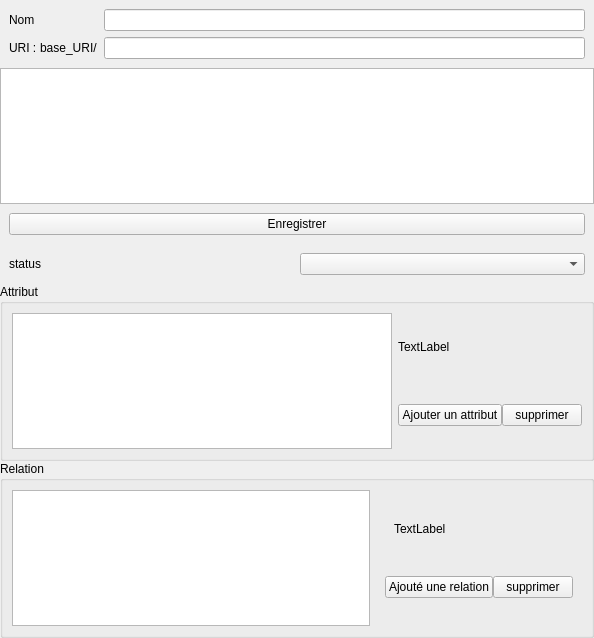
Above: charactersDB/src/ui/ui_files/char_form.ui from GaelPICOT/charactersDB before the change. Below: the same form after it.
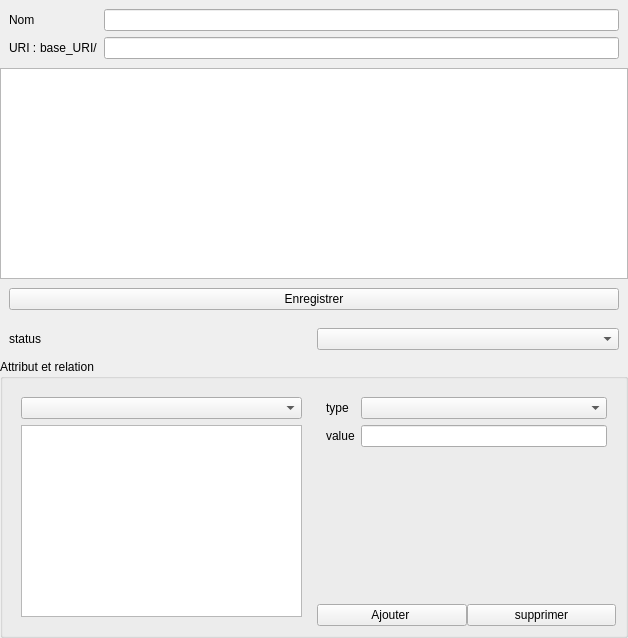
That is the form after the change.

Patch:
```diff
--- a/charactersDB/src/ui/ui_files/char_form.ui
+++ b/charactersDB/src/ui/ui_files/char_form.ui
@@ -6,7 +6,7 @@
    <rect>
     <x>0</x>
     <y>0</y>
-    <width>594</width>
+    <width>628</width>
     <height>638</height>
    </rect>
   </property>
@@ -126,11 +126,20 @@
    <item>
     <widget class="QGroupBox" name="groupBox">
      <property name="title">
-      <string>Attribut</string>
+      <string>Attribut et relation</string>
      </property>
      <layout class="QHBoxLayout" name="horizontalLayout_3">
       <item>
-       <widget class="QListWidget" name="attribute_list"/>
+       <widget class="QWidget" name="widget_6" native="true">
+        <layout class="QVBoxLayout" name="verticalLayout_3">
+         <item>
+          <widget class="QComboBox" name="choose_att_rel_combo"/>
+         </item>
+         <item>
+          <widget class="QListWidget" name="attribute_list"/>
+         </item>
+        </layout>
+       </widget>
       </item>
       <item>
        <widget class="QWidget" name="widget_4" native="true">
@@ -151,10 +160,42 @@
           <number>0</number>
          </property>
          <item>
-          <widget class="QLabel" name="label_3">
-           <property name="text">
-            <string>TextLabel</string>
-           </property>
+          <widget class="QWidget" name="widget_7" native="true">
+           <layout class="QGridLayout" name="gridLayout_2">
+            <item row="2" column="0">
+             <widget class="QLabel" name="label_3">
+              <property name="text">
+               <string>value</string>
+              </property>
+             </widget>
+            </item>
+            <item row="4" column="2">
+             <spacer name="verticalSpacer">
+              <property name="orientation">
+               <enum>Qt::Vertical</enum>
+              </property>
+              <property name="sizeHint" stdset="0">
+               <size>
+                <width>20</width>
+                <height>40</height>
+               </size>
+              </property>
+             </spacer>
+            </item>
+            <item row="2" column="2">
+             <widget class="QLineEdit" name="value_line"/>
+            </item>
+            <item row="1" column="2">
+             <widget class="QComboBox" name="type_combo"/>
+            </item>
+            <item row="1" column="0">
+             <widget class="QLabel" name="label_4">
+              <property name="text">
+               <string>type</string>
+              </property>
+             </widget>
+            </item>
+           </layout>
           </widget>
          </item>
          <item>
@@ -178,7 +219,7 @@
             <item>
              <widget class="QPushButton" name="add_attribut_button">
               <property name="text">
-               <string>Ajouter un attribut</string>
+               <string>Ajouter </string>
               </property>
              </widget>
             </item>
@@ -198,93 +239,6 @@
      </layout>
     </widget>
    </item>
-   <item>
-    <widget class="QGroupBox" name="groupBox_2">
-     <property name="title">
-      <string>Relation</string>
-     </property>
-     <layout class="QHBoxLayout" name="horizontalLayout_5">
-      <item>
-       <widget class="QListWidget" name="relachionship_list"/>
-      </item>
-      <item>
-       <widget class="QWidget" name="widget_6" native="true">
-        <layout class="QVBoxLayout" name="verticalLayout_4">
-         <item>
-          <widget class="QWidget" name="widget_7" native="true">
-           <layout class="QVBoxLayout" name="verticalLayout_3">
-            <property name="spacing">
-             <number>0</number>
-            </property>
-            <property name="leftMargin">
-             <number>0</number>
-            </property>
-            <property name="topMargin">
-             <number>0</number>
-            </property>
-            <property name="rightMargin">
-             <number>0</number>
-            </property>
-            <property name="bottomMargin">
-             <number>0</number>
-            </property>
-            <item>
-             <widget class="QWidget" name="widget_9" native="true">
-              <layout class="QGridLayout" name="gridLayout_2">
-               <item row="0" column="0">
-                <widget class="QLabel" name="label_4">
-                 <property name="text">
-                  <string>TextLabel</string>
-                 </property>
-                </widget>
-               </item>
-              </layout>
-             </widget>
-            </item>
-            <item>
-             <widget class="QWidget" name="widget_8" native="true">
-              <layout class="QHBoxLayout" name="horizontalLayout_6">
-               <property name="spacing">
-                <number>0</number>
-               </property>
-               <property name="leftMargin">
-                <number>0</number>
-               </property>
-               <property name="topMargin">
-                <number>0</number>
-               </property>
-               <property name="rightMargin">
-                <number>0</number>
-               </property>
-               <property name="bottomMargin">
-                <number>0</number>
-               </property>
-               <item>
-                <widget class="QPushButton" name="add_relationship_button">
-                 <property name="text">
-                  <string>Ajouté une relation</string>
-                 </property>
-                </widget>
-               </item>
-               <item>
-                <widget class="QPushButton" name="del_relationship_button">
-                 <property name="text">
-                  <string>supprimer</string>
-                 </property>
-                </widget>
-               </item>
-              </layout>
-             </widget>
-            </item>
-           </layout>
-          </widget>
-         </item>
-        </layout>
-       </widget>
-      </item>
-     </layout>
-    </widget>
-   </item>
   </layout>
  </widget>
  <resources/>
```
